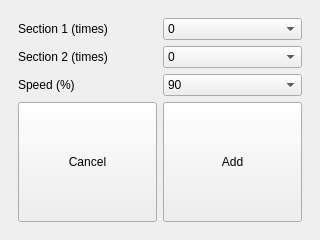
Old version of the form res/stack_menu.ui in the repository ankworld/Rpi_Therapy.
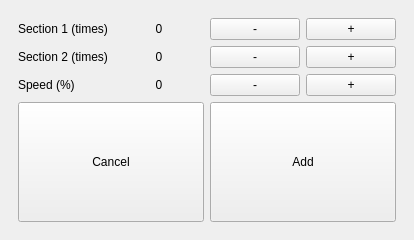
New version of the form. The open tabs and pages were chosen to show the change.

What changed in the file:
```diff
--- a/res/stack_menu.ui
+++ b/res/stack_menu.ui
@@ -6,7 +6,7 @@
    <rect>
     <x>0</x>
     <y>0</y>
-    <width>320</width>
+    <width>414</width>
     <height>240</height>
    </rect>
   </property>
@@ -188,43 +188,40 @@
       </widget>
       <widget class="QWidget" name="page_auto_add">
        <layout class="QGridLayout" name="gridLayout_2">
+        <item row="0" column="1">
+         <widget class="QLabel" name="lbl_in1">
+          <property name="text">
+           <string>0</string>
+          </property>
+          <property name="alignment">
+           <set>Qt::AlignCenter</set>
+          </property>
+         </widget>
+        </item>
         <item row="2" column="1">
-         <widget class="QComboBox" name="cb_spd">
-          <item>
-           <property name="text">
-            <string>90</string>
-           </property>
-          </item>
-          <item>
-           <property name="text">
-            <string>100</string>
-           </property>
-          </item>
+         <widget class="QLabel" name="lbl_in3">
+          <property name="text">
+           <string>0</string>
+          </property>
+          <property name="alignment">
+           <set>Qt::AlignCenter</set>
+          </property>
          </widget>
         </item>
-        <item row="3" column="0">
-         <widget class="QPushButton" name="btn_cancel">
-          <property name="sizePolicy">
-           <sizepolicy hsizetype="Minimum" vsizetype="Preferred">
-            <horstretch>0</horstretch>
-            <verstretch>0</verstretch>
-           </sizepolicy>
-          </property>
+        <item row="1" column="1">
+         <widget class="QLabel" name="lbl_in2">
           <property name="text">
-           <string>Cancel</string>
+           <string>0</string>
           </property>
+          <property name="alignment">
+           <set>Qt::AlignCenter</set>
+          </property>
          </widget>
         </item>
-        <item row="3" column="1">
-         <widget class="QPushButton" name="btn_add_con">
-          <property name="sizePolicy">
-           <sizepolicy hsizetype="Minimum" vsizetype="Preferred">
-            <horstretch>0</horstretch>
-            <verstretch>0</verstretch>
-           </sizepolicy>
-          </property>
+        <item row="0" column="2">
+         <widget class="QPushButton" name="btn_min_1">
           <property name="text">
-           <string>Add</string>
+           <string>-</string>
           </property>
          </widget>
         </item>
@@ -235,35 +232,6 @@
           </property>
          </widget>
         </item>
-        <item row="0" column="1">
-         <widget class="QComboBox" name="cb_s1">
-          <item>
-           <property name="text">
-            <string>0</string>
-           </property>
-          </item>
-          <item>
-           <property name="text">
-            <string>5</string>
-           </property>
-          </item>
-          <item>
-           <property name="text">
-            <string>10</string>
-           </property>
-          </item>
-          <item>
-           <property name="text">
-            <string>15</string>
-           </property>
-          </item>
-          <item>
-           <property name="text">
-            <string>20</string>
-           </property>
-          </item>
-         </widget>
-        </item>
         <item row="2" column="0">
          <widget class="QLabel" name="lbl_spd">
           <property name="text">
@@ -271,35 +239,6 @@
           </property>
          </widget>
         </item>
-        <item row="1" column="1">
-         <widget class="QComboBox" name="cb_s2">
-          <item>
-           <property name="text">
-            <string>0</string>
-           </property>
-          </item>
-          <item>
-           <property name="text">
-            <string>5</string>
-           </property>
-          </item>
-          <item>
-           <property name="text">
-            <string>10</string>
-           </property>
-          </item>
-          <item>
-           <property name="text">
-            <string>15</string>
-           </property>
-          </item>
-          <item>
-           <property name="text">
-            <string>20</string>
-           </property>
-          </item>
-         </widget>
-        </item>
         <item row="0" column="0">
          <widget class="QLabel" name="lbl_s1">
           <property name="text">
@@ -307,6 +246,67 @@
           </property>
          </widget>
         </item>
+        <item row="0" column="3">
+         <widget class="QPushButton" name="btn_plus_1">
+          <property name="text">
+           <string>+</string>
+          </property>
+         </widget>
+        </item>
+        <item row="1" column="2">
+         <widget class="QPushButton" name="btn_min_2">
+          <property name="text">
+           <string>-</string>
+          </property>
+         </widget>
+        </item>
+        <item row="1" column="3">
+         <widget class="QPushButton" name="btn_plus_2">
+          <property name="text">
+           <string>+</string>
+          </property>
+         </widget>
+        </item>
+        <item row="2" column="2">
+         <widget class="QPushButton" name="btn_min_3">
+          <property name="text">
+           <string>-</string>
+          </property>
+         </widget>
+        </item>
+        <item row="2" column="3">
+         <widget class="QPushButton" name="btn_plus_3">
+          <property name="text">
+           <string>+</string>
+          </property>
+         </widget>
+        </item>
+        <item row="3" column="2" colspan="2">
+         <widget class="QPushButton" name="btn_add_con">
+          <property name="sizePolicy">
+           <sizepolicy hsizetype="Minimum" vsizetype="Preferred">
+            <horstretch>0</horstretch>
+            <verstretch>0</verstretch>
+           </sizepolicy>
+          </property>
+          <property name="text">
+           <string>Add</string>
+          </property>
+         </widget>
+        </item>
+        <item row="3" column="0" colspan="2">
+         <widget class="QPushButton" name="btn_cancel">
+          <property name="sizePolicy">
+           <sizepolicy hsizetype="Minimum" vsizetype="Preferred">
+            <horstretch>0</horstretch>
+            <verstretch>0</verstretch>
+           </sizepolicy>
+          </property>
+          <property name="text">
+           <string>Cancel</string>
+          </property>
+         </widget>
+        </item>
        </layout>
       </widget>
       <widget class="QWidget" name="page_man">
```
Left out of the diff: 3 changed lines with no effect on the pictures.
